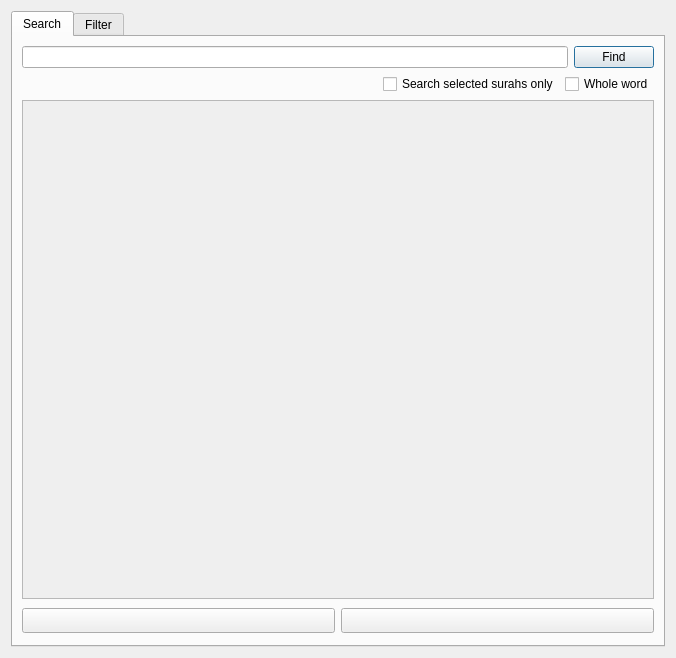
This is src/core/searchdialog.ui in 0xzer0x/quran-companion as Qt 5 draws it before an edit. The edited form follows.
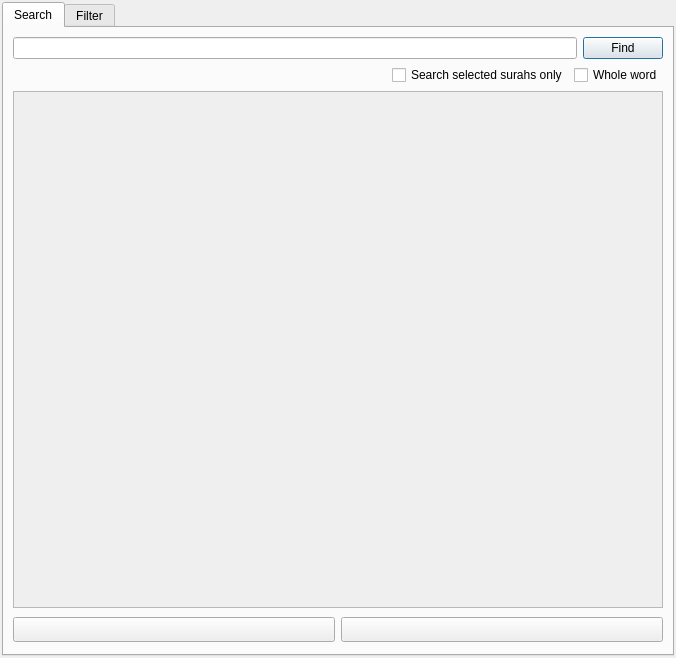
This is the edited form.

What changed in the file:
```diff
--- a/src/core/searchdialog.ui
+++ b/src/core/searchdialog.ui
@@ -14,6 +14,18 @@
    <string>Verse search</string>
   </property>
   <layout class="QVBoxLayout" name="verticalLayout_3">
+   <property name="leftMargin">
+    <number>2</number>
+   </property>
+   <property name="topMargin">
+    <number>2</number>
+   </property>
+   <property name="rightMargin">
+    <number>2</number>
+   </property>
+   <property name="bottomMargin">
+    <number>2</number>
+   </property>
    <item>
     <widget class="QTabWidget" name="tabWidget">
      <property name="cursor">
@@ -105,8 +117,8 @@
            <rect>
             <x>0</x>
             <y>0</y>
-            <width>634</width>
-            <height>485</height>
+            <width>654</width>
+            <height>516</height>
            </rect>
           </property>
           <layout class="QVBoxLayout" name="verticalLayout_2"/>
```
Left out of the diff: 2 changed lines with no effect on the pictures.
